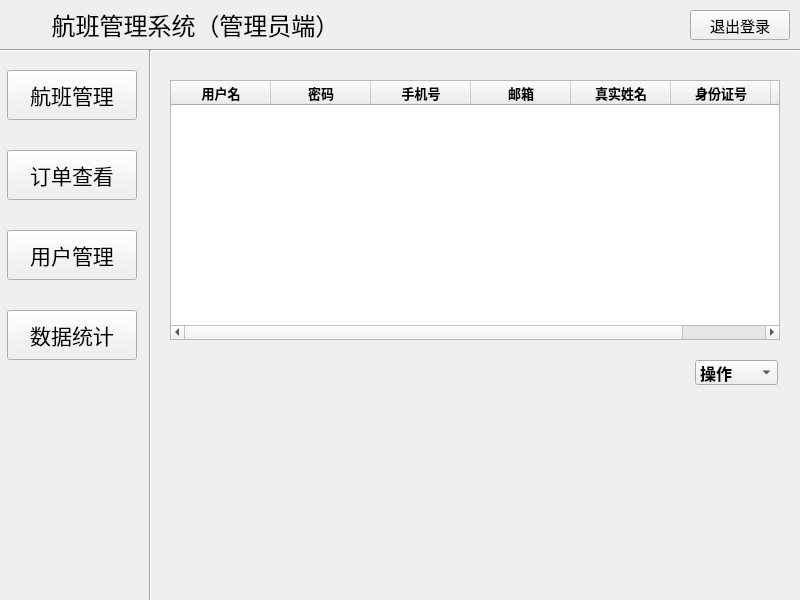
The window that AdminMainWindow.ui (ImmortalWatcher/Flient_Management) describes before a commit, drawn with Qt 5.
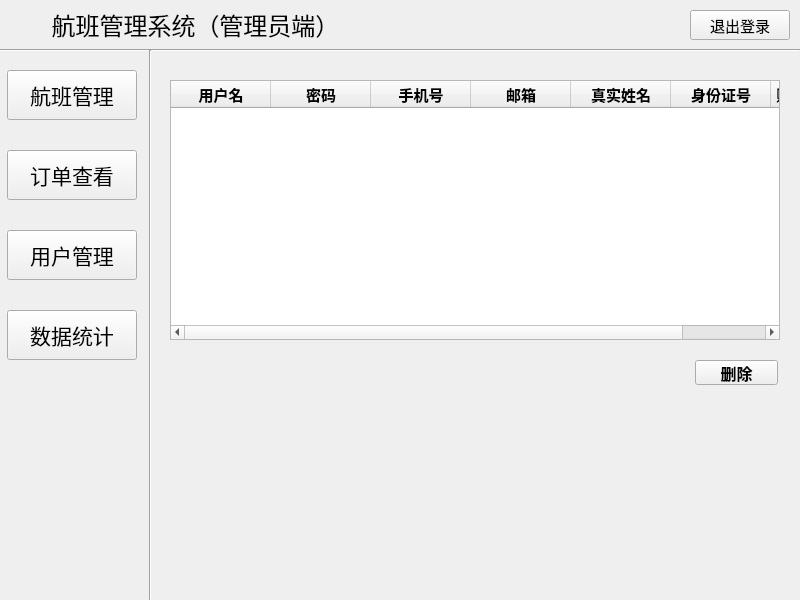
The same window after the commit. Icons and pictures are not drawn.

Commit message: 完成用户管理

What changed in the file:
```diff
--- a/AdminMainWindow.ui
+++ b/AdminMainWindow.ui
@@ -258,7 +258,7 @@
     <property name="font">
      <font>
       <family>华文楷体</family>
-      <pointsize>10</pointsize>
+      <pointsize>12</pointsize>
       <bold>true</bold>
      </font>
     </property>
@@ -733,12 +733,15 @@
       <property name="font">
        <font>
         <family>华文楷体</family>
-        <pointsize>14</pointsize>
+        <pointsize>11</pointsize>
         <bold>false</bold>
        </font>
       </property>
       <attribute name="horizontalHeaderMinimumSectionSize">
-       <number>30</number>
+       <number>0</number>
+      </attribute>
+      <attribute name="horizontalHeaderDefaultSectionSize">
+       <number>100</number>
       </attribute>
       <attribute name="verticalHeaderMinimumSectionSize">
        <number>30</number>
@@ -749,7 +752,7 @@
        </property>
        <property name="font">
         <font>
-         <pointsize>10</pointsize>
+         <pointsize>11</pointsize>
          <bold>true</bold>
         </font>
        </property>
@@ -760,7 +763,7 @@
        </property>
        <property name="font">
         <font>
-         <pointsize>10</pointsize>
+         <pointsize>11</pointsize>
          <bold>true</bold>
         </font>
        </property>
@@ -771,7 +774,7 @@
        </property>
        <property name="font">
         <font>
-         <pointsize>10</pointsize>
+         <pointsize>11</pointsize>
          <bold>true</bold>
         </font>
        </property>
@@ -782,7 +785,7 @@
        </property>
        <property name="font">
         <font>
-         <pointsize>10</pointsize>
+         <pointsize>11</pointsize>
          <bold>true</bold>
         </font>
        </property>
@@ -793,7 +796,7 @@
        </property>
        <property name="font">
         <font>
-         <pointsize>10</pointsize>
+         <pointsize>11</pointsize>
          <bold>true</bold>
         </font>
        </property>
@@ -804,24 +807,24 @@
        </property>
        <property name="font">
         <font>
-         <pointsize>10</pointsize>
+         <pointsize>11</pointsize>
          <bold>true</bold>
         </font>
        </property>
       </column>
       <column>
        <property name="text">
-        <string>账户余额</string>
+        <string>账户余额 (元)</string>
        </property>
        <property name="font">
         <font>
-         <pointsize>10</pointsize>
+         <pointsize>11</pointsize>
          <bold>true</bold>
         </font>
        </property>
       </column>
      </widget>
-     <widget class="QComboBox" name="cbUserOperation">
+     <widget class="QPushButton" name="deleteUserBtn">
       <property name="geometry">
        <rect>
         <x>545</x>
@@ -837,21 +840,9 @@
         <bold>true</bold>
        </font>
       </property>
-      <item>
-       <property name="text">
-        <string>操作</string>
-       </property>
-      </item>
-      <item>
-       <property name="text">
-        <string>查看</string>
-       </property>
-      </item>
-      <item>
-       <property name="text">
-        <string>删除</string>
-       </property>
-      </item>
+      <property name="text">
+       <string>删除</string>
+      </property>
      </widget>
     </widget>
     <widget class="QWidget" name="page_4">
```
The commit also changes 2 other files.
